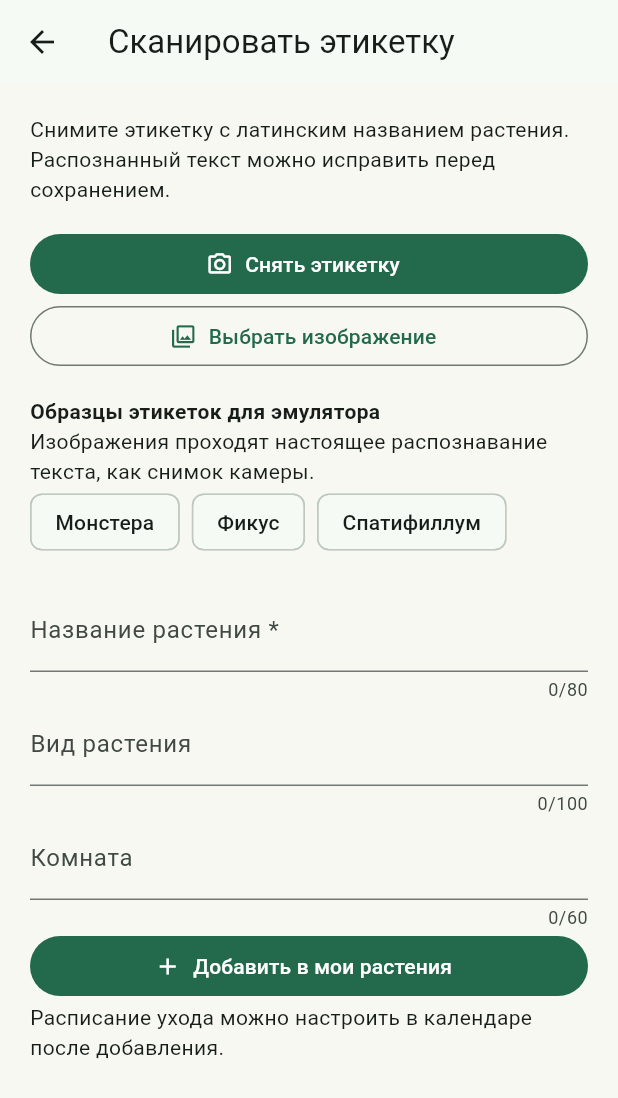
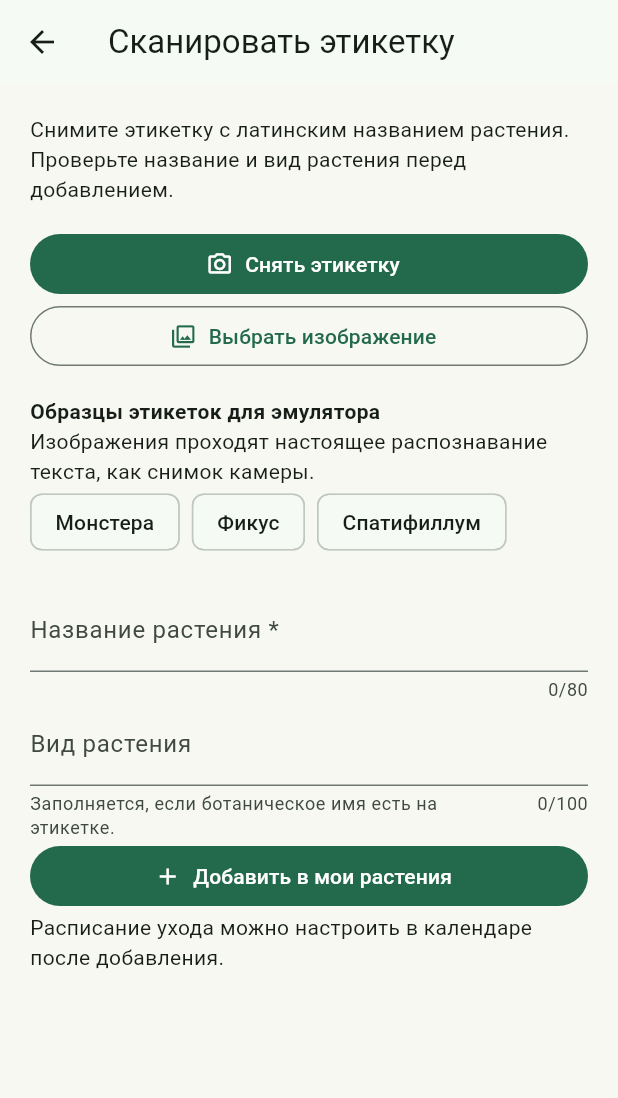
Before and after one commit to Jewilor/home-plants-organizer, a Flutter app: the screen it shows after launch, after a tap on "Сканировать этикетку", on a phone screen of 412 x 824 dp. Shown: the top 1098 px of the screen. Run offline on Flutter 3.47's test engine with Material 3 defaults, Android fonts, the phone set to English and light mode, and no system bars; our stand-ins replace image_picker; missing offline and left inert: google_mlkit_text_recognition; accounts and stored records are empty.

Commit message:
feat: add manual care conditions and restrict label scanning

```diff
--- a/lib/models/botanical_profile.dart
+++ b/lib/models/botanical_profile.dart
@@ -7,8 +7,12 @@ class BotanicalProfile {
     required this.light,
     required this.humidity,
     required this.source,
+    this.sourceName = 'Королевское садоводческое общество',
   });
   final String name, species, light, humidity, source;
+
+  /// Название организации, подготовившей исходные справочные сведения.
+  final String sourceName;
   final List<String> aliases;
 
   /// Преобразует запись локального справочника в модель предметной области.
@@ -20,5 +24,8 @@ class BotanicalProfile {
         light: json['light'] as String,
         humidity: json['humidity'] as String,
         source: json['source'] as String,
+        sourceName:
+            json['sourceName'] as String? ??
+            'Королевское садоводческое общество',
       );
 }
--- a/lib/models/plant.dart
+++ b/lib/models/plant.dart
@@ -30,6 +30,7 @@ class Plant {
     required this.name,
     required this.species,
     required this.room,
+    this.careConditions = '',
     this.nextWatering,
     this.lastWateredOn,
     required this.art,
@@ -38,6 +39,9 @@ class Plant {
   final String name;
   final String species;
   final String room;
+
+  /// Условия содержания, введённые пользователем для конкретного растения.
+  final String careConditions;
   // These dates are derived by the ViewModel from the procedures.
   final DateTime? nextWatering;
   final DateTime? lastWateredOn;
--- a/lib/viewmodels/garden_view_model.dart
+++ b/lib/viewmodels/garden_view_model.dart
@@ -97,6 +97,7 @@ class GardenViewModel extends ChangeNotifier {
         name: plant.name,
         species: plant.species,
         room: plant.room,
+        careConditions: plant.careConditions,
         art: plant.art,
         nextWatering: pending.isEmpty ? null : pending.first,
         lastWateredOn: completed.isEmpty ? null : completed.last,
@@ -124,6 +125,7 @@ class GardenViewModel extends ChangeNotifier {
     required String name,
     String species = '',
     String room = '',
+    String? careConditions,
     DateTime? firstWatering,
     bool weekly = false,
   }) {
@@ -131,7 +133,8 @@ class GardenViewModel extends ChangeNotifier {
     if (clean.isEmpty) throw ArgumentError('Введите название растения.');
     if (clean.length > 80 ||
         species.trim().length > 100 ||
-        room.trim().length > 60) {
+        room.trim().length > 60 ||
+        (careConditions?.trim().length ?? 0) > 2000) {
       throw ArgumentError('Сократите слишком длинное поле.');
     }
     final index = id == null ? -1 : _plants.indexWhere((p) => p.id == id);
@@ -141,6 +144,9 @@ class GardenViewModel extends ChangeNotifier {
       name: clean,
       species: species.trim(),
       room: room.trim(),
+      careConditions:
+          (careConditions ?? (index < 0 ? '' : _plants[index].careConditions))
+              .trim(),
       art: index < 0 ? _sequence % 4 : _plants[index].art,
     );
     if (index < 0) {
--- a/lib/viewmodels/label_scan_view_model.dart
+++ b/lib/viewmodels/label_scan_view_model.dart
@@ -12,8 +12,10 @@ class LabelScanViewModel extends ChangeNotifier {
   final BotanicalRepository repository;
   bool busy = false;
   bool _disposed = false;
-  String rawText = '';
   String suggestion = '';
+
+  /// Ботаническое имя, найденное в тексте этикетки; пусто, если вид не указан.
+  String speciesSuggestion = '';
   String? error;
   BotanicalProfile? profile;
 
@@ -31,12 +33,38 @@ class LabelScanViewModel extends ChangeNotifier {
               s.length >= 3 &&
               RegExp(r'[A-Za-zА-Яа-я]').hasMatch(s) &&
               !RegExp(
-                r'\d|price|garden|plants|eur|usd',
+                r'\d|price|garden|plants|eur|usd|byn|цена|руб|[$€£₽]',
                 caseSensitive: false,
               ).hasMatch(s),
         )
         .toList();
     return lines.isEmpty ? '' : lines.first;
+  }
+
+  /// Заполняет вид только ботаническим именем, присутствующим на этикетке.
+  static String suggestSpecies(
+    String raw,
+    List<BotanicalProfile> profiles,
+    String name,
+  ) {
+    final botanicalName = RegExp(r'^[A-Za-z]+ [A-Za-z-]+$');
+    final knownNames =
+        {
+            for (final profile in profiles) ...[
+              profile.species,
+              ...profile.aliases,
+            ],
+          }.where((value) => botanicalName.hasMatch(value)).toList()
+          ..sort((a, b) => b.length.compareTo(a.length));
+    for (final candidate in knownNames) {
+      final pattern = RegExp(
+        r'\b' + RegExp.escape(candidate).replaceAll(' ', r'\s+') + r'\b',
+        caseSensitive: false,
+      );
+      if (pattern.hasMatch(raw)) return candidate;
+    }
+    // Незнакомое ботаническое имя предлагается пользователю для подтверждения.
+    return RegExp(r'^[A-Z][a-z]+ [a-z][a-z-]+$').hasMatch(name) ? name : '';
   }
 
   Future<void> _run(Future<String?> Function() operation) async {
@@ -49,9 +77,9 @@ class LabelScanViewModel extends ChangeNotifier {
       if (raw != null && !_disposed) {
         final profiles = await repository.load();
         if (_disposed) return;
-        rawText = raw;
         suggestion = suggestName(raw, profiles);
-        profile = profileFor(profiles, suggestion, suggestion);
+        speciesSuggestion = suggestSpecies(raw, profiles, suggestion);
+        profile = profileFor(profiles, speciesSuggestion, suggestion);
         if (suggestion.isEmpty) {
           error =
               'Название не выделено. Введите его вручную или повторите снимок.';
--- a/lib/views/label_scan_screen.dart
+++ b/lib/views/label_scan_screen.dart
@@ -16,7 +16,6 @@ class _LabelScanScreenState extends State<LabelScanScreen> {
   late final LabelScanViewModel model;
   final name = TextEditingController();
   final species = TextEditingController();
-  final room = TextEditingController();
   String _lastSuggestion = '';
   String? saveError;
   @override
@@ -31,10 +30,11 @@ class _LabelScanScreenState extends State<LabelScanScreen> {
   }
 
   void _update() {
-    if (model.suggestion != _lastSuggestion) {
-      _lastSuggestion = model.suggestion;
+    final result = '${model.suggestion}\n${model.speciesSuggestion}';
+    if (result != _lastSuggestion) {
+      _lastSuggestion = result;
       name.text = model.profile?.name ?? model.suggestion;
-      species.text = model.profile?.species ?? model.suggestion;
+      species.text = model.speciesSuggestion;
     }
   }
 
@@ -44,17 +44,12 @@ class _LabelScanScreenState extends State<LabelScanScreen> {
     model.dispose();
     name.dispose();
     species.dispose();
-    room.dispose();
     super.dispose();
   }
 
   void save() {
     try {
-      widget.garden.savePlant(
-        name: name.text,
-        species: species.text,
-        room: room.text,
-      );
+      widget.garden.savePlant(name: name.text, species: species.text);
       Navigator.pop(context);
     } on ArgumentError catch (e) {
       setState(() => saveError = e.message.toString());
@@ -73,7 +68,7 @@ class _LabelScanScreenState extends State<LabelScanScreen> {
           crossAxisAlignment: CrossAxisAlignment.stretch,
           children: [
             const Text(
-              'Снимите этикетку с латинским названием растения. Распознанный текст можно исправить перед сохранением.',
+              'Снимите этикетку с латинским названием растения. Проверьте название и вид растения перед добавлением.',
             ),
             const SizedBox(height: 16),
             FilledButton.icon(
@@ -122,16 +117,9 @@ class _LabelScanScreenState extends State<LabelScanScreen> {
                 model.error!,
                 style: TextStyle(color: Theme.of(context).colorScheme.error),
               ),
-            if (model.rawText.isNotEmpty) ...[
-              const SizedBox(height: 16),
-              const Text(
-                'Распознанный текст',
-                style: TextStyle(fontWeight: FontWeight.bold),
-              ),
-              SelectableText(model.rawText),
-            ],
             const SizedBox(height: 20),
             TextField(
+              key: const ValueKey('scan-plant-name'),
               controller: name,
               maxLength: 80,
               decoration: const InputDecoration(
@@ -139,15 +127,17 @@ class _LabelScanScreenState extends State<LabelScanScreen> {
               ),
             ),
             TextField(
+              key: const ValueKey('scan-plant-species'),
               controller: species,
               maxLength: 100,
-              decoration: const InputDecoration(labelText: 'Вид растения'),
+              decoration: const InputDecoration(
+                labelText: 'Вид растения',
+                helperText:
+                    'Заполняется, если ботаническое имя есть на этикетке.',
+                helperMaxLines: 2,
+              ),
             ),
-            TextField(
-              controller: room,
-              maxLength: 60,
-              decoration: const InputDecoration(labelText: 'Комната'),
-            ),
+
             if (saveError != null)
               Text(
                 saveError!,
--- a/pubspec.yaml
+++ b/pubspec.yaml
@@ -1,7 +1,7 @@
 name: home_plants_organizer
 description: Мобильный органайзер домашних растений с календарём ухода.
 publish_to: none
-version: 1.1.0+2
+version: 1.1.1+3
 environment:
   sdk: '>=3.8.0 <4.0.0'
 dependencies:
```
Also changed, not shown: assets/botanical_profiles.json (+13 -0 lines), lib/views/editors.dart (+19 -0 lines), lib/views/plant_detail_screen.dart (+22 -5 lines), 3 other files.
